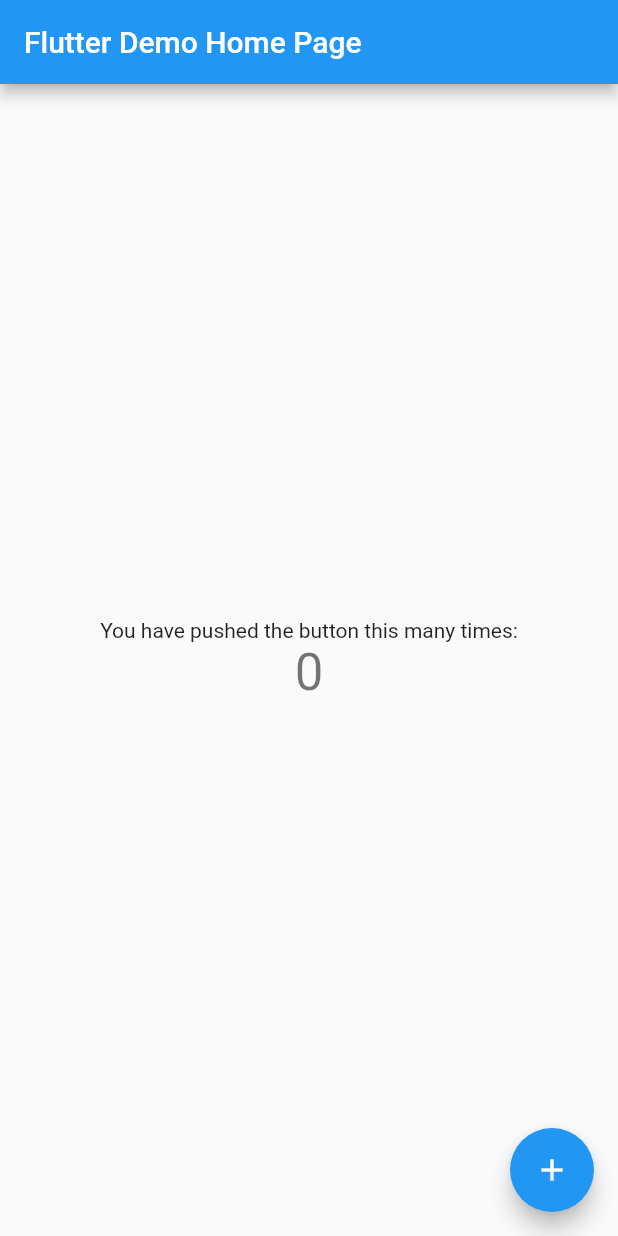
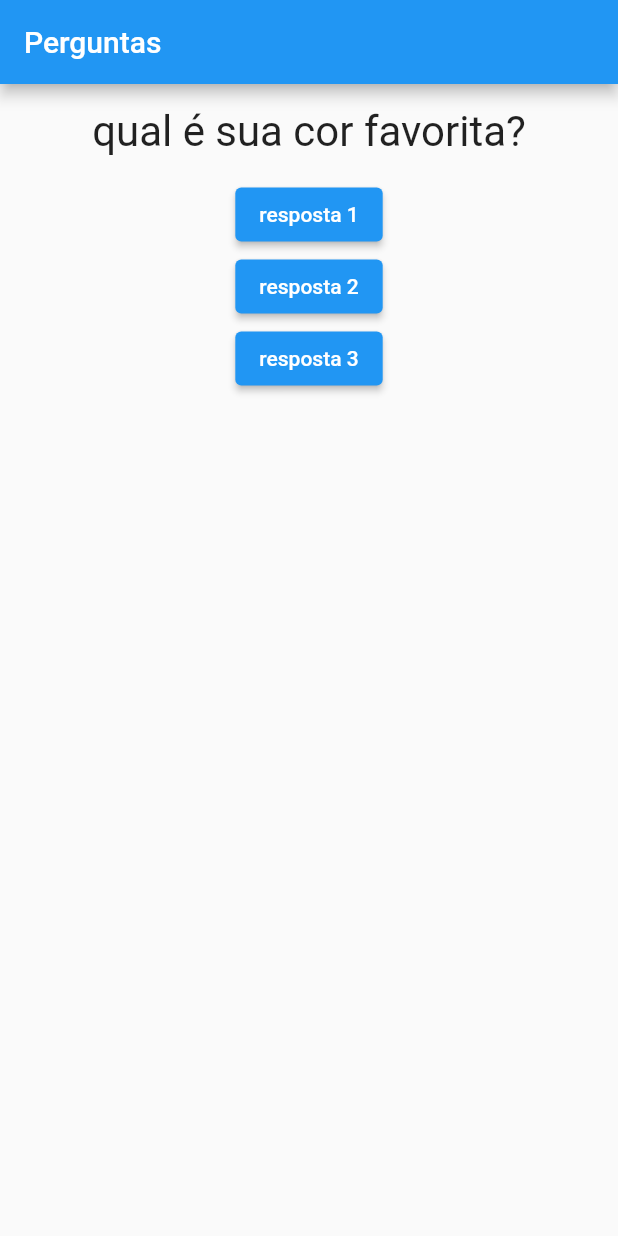
Before and after one commit to waleskaeds/project_questions, a Flutter app: the screen it shows after launch, on a phone screen of 412 x 824 dp. Run offline on Flutter 3.47's test engine with Material 2 defaults, Android fonts, the phone set to English and light mode, and no system bars.

Commit message:
questions

```diff
--- a/lib/main.dart
+++ b/lib/main.dart
@@ -1,115 +1,58 @@
 import 'package:flutter/material.dart';
+import 'package:project_questions/question.dart';
 
-void main() {
-  runApp(const MyApp());
+main(){
+  runApp(QuestionsApp());
 }
 
-class MyApp extends StatelessWidget {
-  const MyApp({super.key});
+class _QuestionsAppState extends State<QuestionsApp> {
+   var _questionSelect = 0;
 
-  // This widget is the root of your application.
+  void _responder() {
+    setState(() {
+      _questionSelect ++;
+    });
+    print(_questionSelect);
+  }
+
   @override
-  Widget build(BuildContext context) {
+  Widget build(BuildContext context){
+
+    final questions = [
+    'qual é sua cor favorita?',
+    'qual é seu animal favorito',
+    'qual é sua comida favorita',
+    ];
+
     return MaterialApp(
-      title: 'Flutter Demo',
-      theme: ThemeData(
-        // This is the theme of your application.
-        //
-        // Try running your application with "flutter run". You'll see the
-        // application has a blue toolbar. Then, without quitting the app, try
-        // changing the primarySwatch below to Colors.green and then invoke
-        // "hot reload" (press "r" in the console where you ran "flutter run",
-        // or simply save your changes to "hot reload" in a Flutter IDE).
-        // Notice that the counter didn't reset back to zero; the application
-        // is not restarted.
-        primarySwatch: Colors.blue,
+      home: Scaffold(
+        appBar: AppBar(
+          title: const Text('Perguntas'),
+        ),
+        body: Column(
+          children: <Widget>[
+            Question(questions[_questionSelect]),
+            ElevatedButton(
+              onPressed: _responder,
+              child: Text('resposta 1'),
+            ),
+            ElevatedButton(
+              onPressed: _responder,
+              child: Text('resposta 2'),
+            ),
+            ElevatedButton(
+              onPressed: _responder,
+              child: Text('resposta 3'),
+            ),
+          ],
+        ),
       ),
-      home: const MyHomePage(title: 'Flutter Demo Home Page'),
     );
   }
 }
 
-class MyHomePage extends StatefulWidget {
-  const MyHomePage({super.key, required this.title});
-
-  // This widget is the home page of your application. It is stateful, meaning
-  // that it has a State object (defined below) that contains fields that affect
-  // how it looks.
-
-  // This class is the configuration for the state. It holds the values (in this
-  // case the title) provided by the parent (in this case the App widget) and
-  // used by the build method of the State. Fields in a Widget subclass are
-  // always marked "final".
-
-  final String title;
-
-  @override
-  State<MyHomePage> createState() => _MyHomePageState();
-}
-
-class _MyHomePageState extends State<MyHomePage> {
-  int _counter = 0;
-
-  void _incrementCounter() {
-    setState(() {
-      // This call to setState tells the Flutter framework that something has
-      // changed in this State, which causes it to rerun the build method below
-      // so that the display can reflect the updated values. If we changed
-      // _counter without calling setState(), then the build method would not be
-      // called again, and so nothing would appear to happen.
-      _counter++;
-    });
-  }
-
-  @override
-  Widget build(BuildContext context) {
-    // This method is rerun every time setState is called, for instance as done
-    // by the _incrementCounter method above.
-    //
-    // The Flutter framework has been optimized to make rerunning build methods
-    // fast, so that you can just rebuild anything that needs updating rather
-    // than having to individually change instances of widgets.
-    return Scaffold(
-      appBar: AppBar(
-        // Here we take the value from the MyHomePage object that was created by
-        // the App.build method, and use it to set our appbar title.
-        title: Text(widget.title),
-      ),
-      body: Center(
-        // Center is a layout widget. It takes a single child and positions it
-        // in the middle of the parent.
-        child: Column(
-          // Column is also a layout widget. It takes a list of children and
-          // arranges them vertically. By default, it sizes itself to fit its
-          // children horizontally, and tries to be as tall as its parent.
-          //
-          // Invoke "debug painting" (press "p" in the console, choose the
-          // "Toggle Debug Paint" action from the Flutter Inspector in Android
-          // Studio, or the "Toggle Debug Paint" command in Visual Studio Code)
-          // to see the wireframe for each widget.
-          //
-          // Column has various properties to control how it sizes itself and
-          // how it positions its children. Here we use mainAxisAlignment to
-          // center the children vertically; the main axis here is the vertical
-          // axis because Columns are vertical (the cross axis would be
-          // horizontal).
-          mainAxisAlignment: MainAxisAlignment.center,
-          children: <Widget>[
-            const Text(
-              'You have pushed the button this many times:',
-            ),
-            Text(
-              '$_counter',
-              style: Theme.of(context).textTheme.headlineMedium,
-            ),
-          ],
-        ),
-      ),
-      floatingActionButton: FloatingActionButton(
-        onPressed: _incrementCounter,
-        tooltip: 'Increment',
-        child: const Icon(Icons.add),
-      ), // This trailing comma makes auto-formatting nicer for build methods.
-    );
+class QuestionsApp extends StatefulWidget {
+  State<QuestionsApp> createState(){
+    return _QuestionsAppState();
   }
 }
--- /dev/null
+++ b/lib/question.dart
@@ -0,0 +1,23 @@
+import 'package:flutter/src/widgets/framework.dart';
+import 'package:flutter/src/widgets/placeholder.dart';
+import 'package:flutter/material.dart';
+
+class Question extends StatelessWidget {
+
+  final String texto;
+
+  Question(this.texto);
+
+  @override
+  Widget build(BuildContext context) {
+    return Container(
+      width: double.infinity,
+      margin: EdgeInsets.all(15),
+      child: Text(
+        texto,
+        style: TextStyle(fontSize: 28),
+        textAlign: TextAlign.center,
+      ),
+    );
+  }
+}
```
Also changed, not shown: 1 other file.
